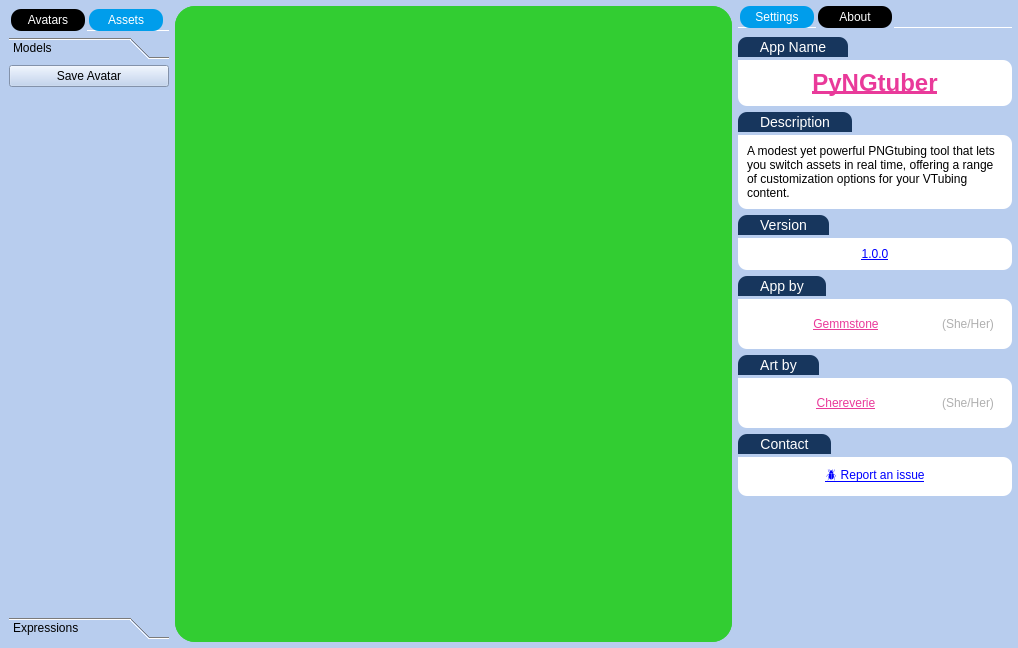
Before: the Qt Designer form UI/main.ui in Gemmstone/PyNGtuber, drawn with Qt 5.
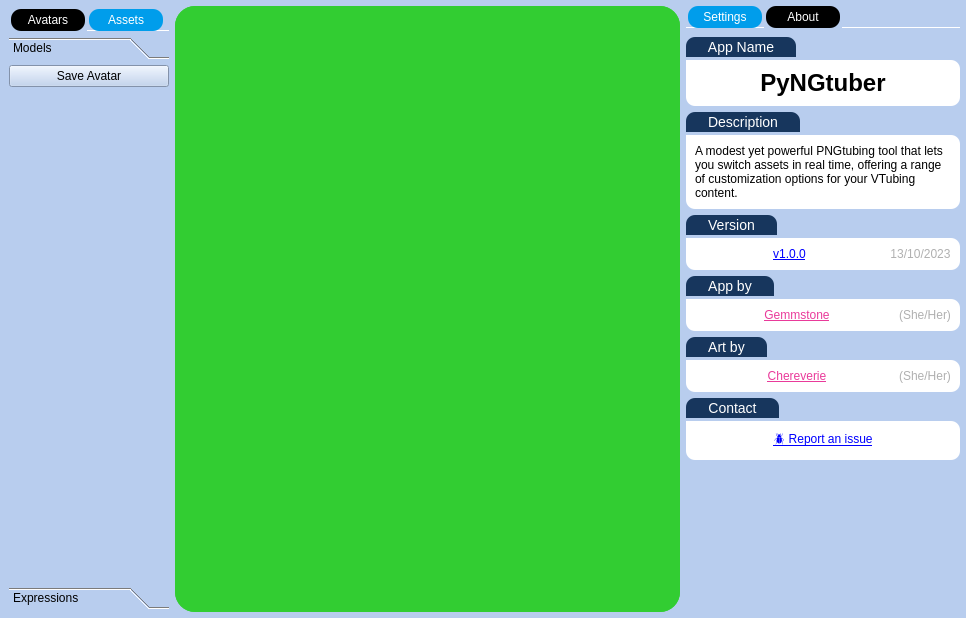
After: the same form once the commit is applied. The open tabs and pages were chosen to show the change. Icons and pictures are not drawn.

```diff
--- a/UI/main.ui
+++ b/UI/main.ui
@@ -6,8 +6,8 @@
    <rect>
     <x>0</x>
     <y>0</y>
-    <width>1018</width>
-    <height>648</height>
+    <width>966</width>
+    <height>618</height>
    </rect>
   </property>
   <property name="windowTitle">
@@ -279,7 +279,7 @@
                    <x>0</x>
                    <y>0</y>
                    <width>208</width>
-                   <height>533</height>
+                   <height>503</height>
                   </rect>
                  </property>
                  <attribute name="icon">
@@ -342,7 +342,7 @@
                        <x>0</x>
                        <y>0</y>
                        <width>208</width>
-                       <height>486</height>
+                       <height>456</height>
                       </rect>
                      </property>
                      <layout class="QVBoxLayout" name="verticalLayout_30">
@@ -2206,7 +2206,7 @@
                            <item>
                             <widget class="QLabel" name="label_12">
                              <property name="text">
-                              <string>&lt;html&gt;&lt;head/&gt;&lt;body&gt;&lt;p&gt;&lt;a href=&quot;https://github.com/Gemmstone/PyNGtuber&quot;&gt;&lt;span style=&quot; font-size:18pt; font-weight:600; text-decoration: underline; color:#e93a9a;&quot;&gt;PyNGtuber&lt;/span&gt;&lt;/a&gt;&lt;/p&gt;&lt;/body&gt;&lt;/html&gt;</string>
+                              <string>&lt;span style=&quot; font-size:18pt; font-weight:600;&quot;&gt;PyNGtuber&lt;/span&gt;</string>
                              </property>
                              <property name="alignment">
                               <set>Qt::AlignCenter</set>
@@ -2300,11 +2300,33 @@
                           <property name="frameShadow">
                            <enum>QFrame::Raised</enum>
                           </property>
-                          <layout class="QVBoxLayout" name="verticalLayout_26">
+                          <layout class="QHBoxLayout" name="horizontalLayout_11">
                            <item>
                             <widget class="QLabel" name="label_7">
                              <property name="text">
-                              <string>&lt;a href=&quot;https://github.com/Gemmstone/PyNGtuber&quot;&gt;1.0.0&lt;/a&gt;</string>
+                              <string>&lt;a href=&quot;https://github.com/Gemmstone/PyNGtuber&quot;&gt;v1.0.0&lt;/a&gt;</string>
+                             </property>
+                             <property name="alignment">
+                              <set>Qt::AlignCenter</set>
+                             </property>
+                             <property name="openExternalLinks">
+                              <bool>true</bool>
+                             </property>
+                            </widget>
+                           </item>
+                           <item>
+                            <widget class="QLabel" name="label_8">
+                             <property name="sizePolicy">
+                              <sizepolicy hsizetype="Fixed" vsizetype="Preferred">
+                               <horstretch>0</horstretch>
+                               <verstretch>0</verstretch>
+                              </sizepolicy>
+                             </property>
+                             <property name="styleSheet">
+                              <string notr="true">color: rgb(176, 176, 176);</string>
+                             </property>
+                             <property name="text">
+                              <string>13/10/2023</string>
                              </property>
                              <property name="alignment">
                               <set>Qt::AlignCenter</set>
@@ -2359,6 +2381,21 @@
                               <enum>QFrame::Raised</enum>
                              </property>
                              <layout class="QHBoxLayout" name="horizontalLayout_3">
+                              <property name="spacing">
+                               <number>0</number>
+                              </property>
+                              <property name="leftMargin">
+                               <number>0</number>
+                              </property>
+                              <property name="topMargin">
+                               <number>0</number>
+                              </property>
+                              <property name="rightMargin">
+                               <number>0</number>
+                              </property>
+                              <property name="bottomMargin">
+                               <number>0</number>
+                              </property>
                               <item>
                                <widget class="QLabel" name="label_2">
                                 <property name="styleSheet">
@@ -2445,6 +2482,21 @@
                               <enum>QFrame::Raised</enum>
                              </property>
                              <layout class="QHBoxLayout" name="horizontalLayout_10">
+                              <property name="spacing">
+                               <number>0</number>
+                              </property>
+                              <property name="leftMargin">
+                               <number>0</number>
+                              </property>
+                              <property name="topMargin">
+                               <number>0</number>
+                              </property>
+                              <property name="rightMargin">
+                               <number>0</number>
+                              </property>
+                              <property name="bottomMargin">
+                               <number>0</number>
+                              </property>
                               <item>
                                <widget class="QLabel" name="label_10">
                                 <property name="text">
@@ -2518,7 +2570,7 @@
                           <property name="frameShadow">
                            <enum>QFrame::Raised</enum>
                           </property>
-                          <layout class="QVBoxLayout" name="verticalLayout_47">
+                          <layout class="QHBoxLayout" name="horizontalLayout_12">
                            <item>
                             <widget class="QLabel" name="label_11">
                              <property name="styleSheet">
```
Left out of the diff: 16 changed lines with no effect on the pictures.
